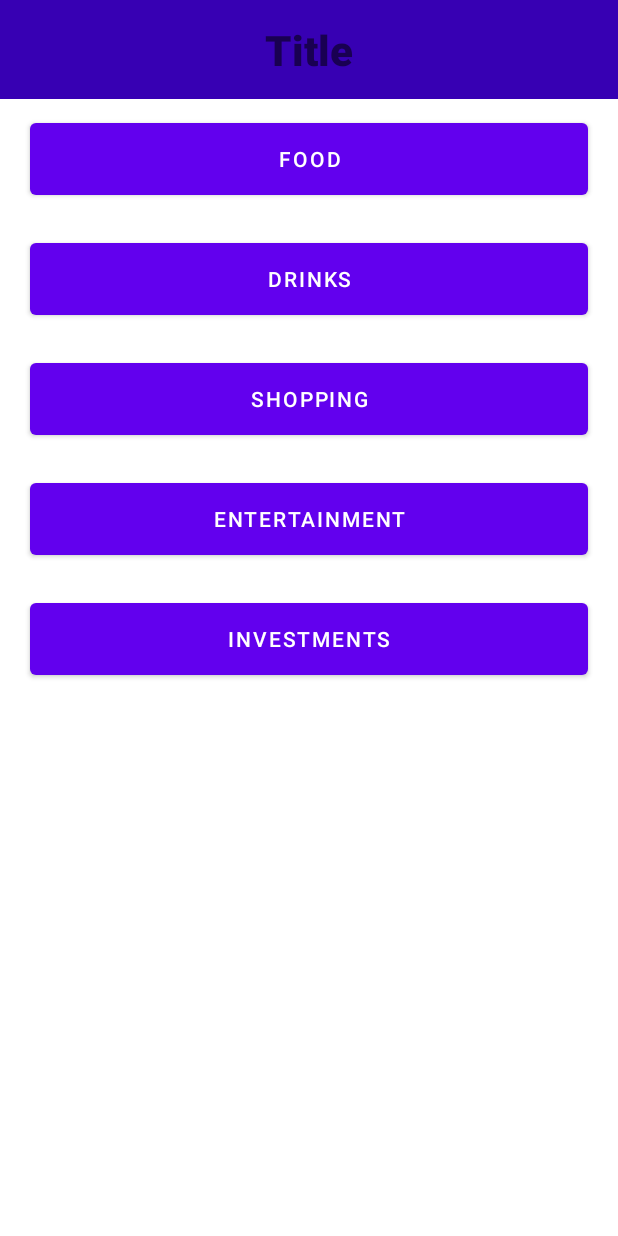
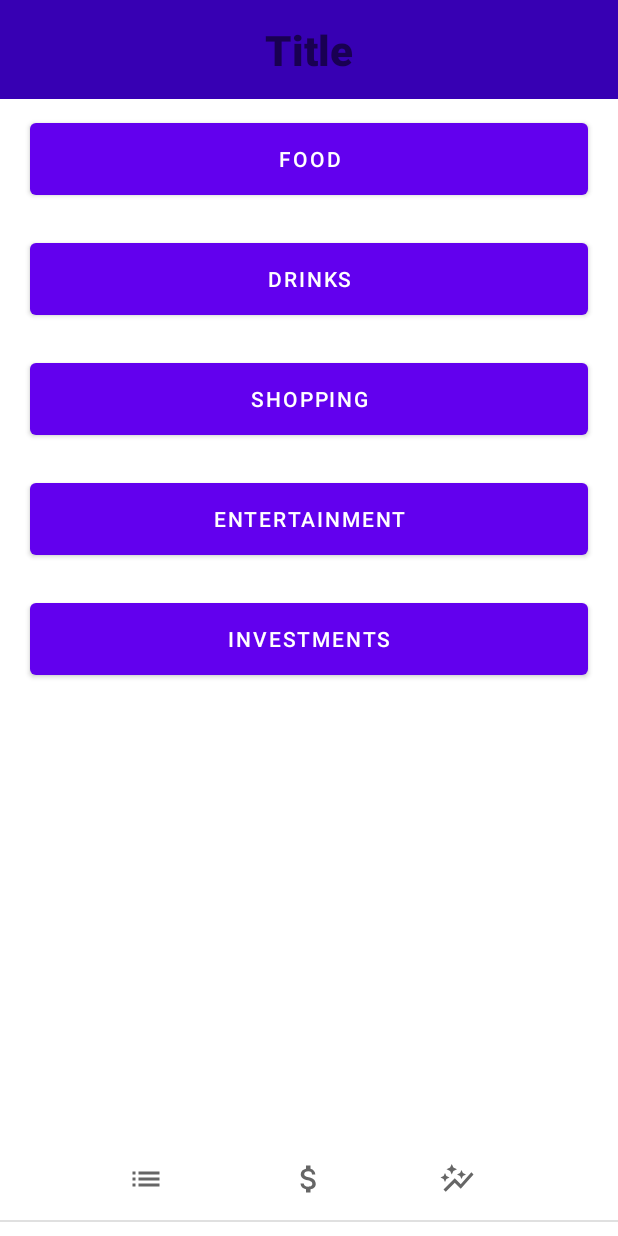
Before and after one commit to acmauth/MobileDevelopment-ExpensesTracker, an Android app: the layout categories_activity.xml on its own in the app's theme, with its tools: preview values and no code run, on a phone screen of 412 x 824 dp. Run offline under Robolectric (Android 15) with nearby library versions, the phone set to English and light mode, and no system bars.

Commit message:
Προσθεσα ~το bottom_menu_bar.xml ~CategoriesActivity που χρησιμοποιει το categories_activity.xml ~TotalSpentActivity που χρησιμοποιει το total_spent_activity.xml
Το αριστερο κουμπι "categories_button" ανοιγει το "Categories_activity"
Το μεσαιο κουμπι "money_spent_button" ανοιγει το "TotalSpentActivity"
Το δεξι κουμπι "graph_button" προς το παρον δε κανει τιποτα,θα ανοιγει το "GraphActivity"

Στα δυο activities που προσθεσα εβαλα τον κωδικα για να αλλαζουν τα activities

~οι εικονες στα κουμπια μπορουν,και καλο θα ηταν να αλλαξουν :P

```diff
--- a/ExpensesTracker/app/src/main/AndroidManifest.xml
+++ b/ExpensesTracker/app/src/main/AndroidManifest.xml
@@ -9,6 +9,8 @@
         android:roundIcon="@mipmap/ic_launcher_round"
         android:supportsRtl="true"
         android:theme="@style/Theme.ExpensesTracker">
+        <activity android:name=".TotalSpentActivity"></activity>
+        <activity android:name=".CategoriesActivity" />
         <activity android:name=".MainActivity">
             <intent-filter>
                 <action android:name="android.intent.action.MAIN" />
--- /dev/null
+++ b/ExpensesTracker/app/src/main/java/com/example/expensestracker/CategoriesActivity.java
@@ -0,0 +1,49 @@
+package com.example.expensestracker;
+
+import androidx.appcompat.app.AppCompatActivity;
+
+import android.content.Intent;
+import android.os.Bundle;
+import android.view.View;
+import android.widget.ImageButton;
+
+public class CategoriesActivity extends AppCompatActivity {
+
+    @Override
+    protected void onCreate(Bundle savedInstanceState) {
+        super.onCreate(savedInstanceState);
+        setContentView(R.layout.categories_activity);
+
+        View bottom_menu=findViewById(R.id.bottom_menu_bar);
+
+        ImageButton categoriesButton=bottom_menu.findViewById(R.id.categories_button);
+        ImageButton moneySpentButton=bottom_menu.findViewById(R.id.money_spent_button);
+        ImageButton graphButton=bottom_menu.findViewById(R.id.graph_button);
+
+        categoriesButton.setOnClickListener(new View.OnClickListener() {
+            @Override
+            public void onClick(View v) {
+                //doNothing
+
+            }
+        });
+
+        moneySpentButton.setOnClickListener(new View.OnClickListener() {
+            @Override
+            public void onClick(View v) {
+                Intent intent=new Intent(getApplicationContext(),TotalSpentActivity.class);
+                startActivity(intent);
+
+            }
+        });
+
+        graphButton.setOnClickListener(new View.OnClickListener() {
+            @Override
+            public void onClick(View v) {
+                //TODO add graph activity
+                //Intent intent=new Intent(getApplicationContext(),GraphActivity.class);
+                //startActivity(intent);
+            }
+        });
+    }
+}
--- a/ExpensesTracker/app/src/main/java/com/example/expensestracker/MainActivity.java
+++ b/ExpensesTracker/app/src/main/java/com/example/expensestracker/MainActivity.java
@@ -2,6 +2,7 @@ package com.example.expensestracker;
 
 import androidx.appcompat.app.AppCompatActivity;
 
+import android.content.Intent;
 import android.os.Bundle;
 
 public class MainActivity extends AppCompatActivity {
--- /dev/null
+++ b/ExpensesTracker/app/src/main/java/com/example/expensestracker/TotalSpentActivity.java
@@ -0,0 +1,48 @@
+package com.example.expensestracker;
+
+import androidx.appcompat.app.AppCompatActivity;
+
+import android.content.Intent;
+import android.os.Bundle;
+import android.view.View;
+import android.widget.ImageButton;
+
+public class TotalSpentActivity extends AppCompatActivity {
+
+    @Override
+    protected void onCreate(Bundle savedInstanceState) {
+        super.onCreate(savedInstanceState);
+        setContentView(R.layout.total_spent_activity);
+
+        View bottom_menu=findViewById(R.id.bottom_menu_bar);
+
+        ImageButton categoriesButton=bottom_menu.findViewById(R.id.categories_button);
+        ImageButton moneySpentButton=bottom_menu.findViewById(R.id.money_spent_button);
+        ImageButton graphButton=bottom_menu.findViewById(R.id.graph_button);
+
+        categoriesButton.setOnClickListener(new View.OnClickListener() {
+            @Override
+            public void onClick(View v) {
+                Intent intent=new Intent(getApplicationContext(),CategoriesActivity.class);
+                startActivity(intent);
+            }
+        });
+
+        moneySpentButton.setOnClickListener(new View.OnClickListener() {
+            @Override
+            public void onClick(View v) {
+               //doNothing
+
+            }
+        });
+
+        graphButton.setOnClickListener(new View.OnClickListener() {
+            @Override
+            public void onClick(View v) {
+                //TODO add graph activity
+                //Intent intent=new Intent(getApplicationContext(),GraphActivity.class);
+                //startActivity(intent);
+            }
+        });
+    }
+}
--- /dev/null
+++ b/ExpensesTracker/app/src/main/res/drawable/ic_categories.xml
@@ -0,0 +1,11 @@
+<vector xmlns:android="http://schemas.android.com/apk/res/android"
+    android:width="24dp"
+    android:height="24dp"
+    android:viewportWidth="24"
+    android:viewportHeight="24"
+    android:tint="?attr/colorControlNormal"
+    android:autoMirrored="true">
+  <path
+      android:fillColor="@android:color/white"
+      android:pathData="M3,13h2v-2L3,11v2zM3,17h2v-2L3,15v2zM3,9h2L5,7L3,7v2zM7,13h14v-2L7,11v2zM7,17h14v-2L7,15v2zM7,7v2h14L21,7L7,7z"/>
+</vector>
--- /dev/null
+++ b/ExpensesTracker/app/src/main/res/drawable/ic_graph.xml
@@ -0,0 +1,10 @@
+<vector xmlns:android="http://schemas.android.com/apk/res/android"
+    android:width="24dp"
+    android:height="24dp"
+    android:viewportWidth="24"
+    android:viewportHeight="24"
+    android:tint="?attr/colorControlNormal">
+  <path
+      android:fillColor="@android:color/white"
+      android:pathData="M14.06,9.94L12,9l2.06,-0.94L15,6l0.94,2.06L18,9l-2.06,0.94L15,12L14.06,9.94zM4,14l0.94,-2.06L7,11l-2.06,-0.94L4,8l-0.94,2.06L1,11l2.06,0.94L4,14zM8.5,9l1.09,-2.41L12,5.5L9.59,4.41L8.5,2L7.41,4.41L5,5.5l2.41,1.09L8.5,9zM4.5,20.5l6,-6.01l4,4L23,8.93l-1.41,-1.41l-7.09,7.97l-4,-4L3,19L4.5,20.5z"/>
+</vector>
--- /dev/null
+++ b/ExpensesTracker/app/src/main/res/drawable/ic_money.xml
@@ -0,0 +1,10 @@
+<vector xmlns:android="http://schemas.android.com/apk/res/android"
+    android:width="24dp"
+    android:height="24dp"
+    android:viewportWidth="24"
+    android:viewportHeight="24"
+    android:tint="?attr/colorControlNormal">
+  <path
+      android:fillColor="@android:color/white"
+      android:pathData="M11.8,10.9c-2.27,-0.59 -3,-1.2 -3,-2.15 0,-1.09 1.01,-1.85 2.7,-1.85 1.78,0 2.44,0.85 2.5,2.1h2.21c-0.07,-1.72 -1.12,-3.3 -3.21,-3.81V3h-3v2.16c-1.94,0.42 -3.5,1.68 -3.5,3.61 0,2.31 1.91,3.46 4.7,4.13 2.5,0.6 3,1.48 3,2.41 0,0.69 -0.49,1.79 -2.7,1.79 -2.06,0 -2.87,-0.92 -2.98,-2.1h-2.2c0.12,2.19 1.76,3.42 3.68,3.83V21h3v-2.15c1.95,-0.37 3.5,-1.5 3.5,-3.55 0,-2.84 -2.43,-3.81 -4.7,-4.4z"/>
+</vector>
--- /dev/null
+++ b/ExpensesTracker/app/src/main/res/layout/bottom_menu_bar.xml
@@ -0,0 +1,64 @@
+<?xml version="1.0" encoding="utf-8"?>
+<androidx.constraintlayout.widget.ConstraintLayout xmlns:android="http://schemas.android.com/apk/res/android"
+    android:layout_width="match_parent"
+    android:layout_height="match_parent"
+    xmlns:app="http://schemas.android.com/apk/res-auto"
+    android:id="@+id/bottom_menu_bar">
+
+
+
+    <View
+        android:id="@+id/divider"
+        android:layout_width="match_parent"
+        android:layout_height="1dp"
+        android:background="?android:attr/listDivider"
+        app:layout_constraintBottom_toBottomOf="parent"
+        app:layout_constraintStart_toStartOf="parent"
+        app:layout_constraintTop_toTopOf="parent"
+        app:layout_constraintVertical_bias="0.9" />
+
+
+
+    <ImageButton
+        android:id="@+id/categories_button"
+        android:contentDescription="CategoriesIcon"
+        android:layout_width="80dp"
+        android:layout_height="72dp"
+        android:layout_marginStart="28dp"
+        android:background="@null"
+        android:src="@drawable/ic_categories"
+        app:layout_constraintBottom_toBottomOf="parent"
+        app:layout_constraintEnd_toStartOf="@+id/money_spent_button"
+        app:layout_constraintHorizontal_bias="0.500"
+        app:layout_constraintStart_toStartOf="parent"
+        app:layout_constraintTop_toTopOf="parent"
+        app:layout_constraintVertical_bias="0.996" />
+
+    <ImageButton
+
+        android:id="@+id/money_spent_button"
+        android:contentDescription="MoneySpent Icon"
+        android:layout_width="80dp"
+        android:layout_height="72dp"
+        android:background="@null"
+        android:src="@drawable/ic_money"
+        app:layout_constraintBottom_toBottomOf="parent"
+        app:layout_constraintEnd_toEndOf="parent"
+        app:layout_constraintStart_toStartOf="parent" />
+
+
+    <ImageButton
+        android:id="@+id/graph_button"
+        android:layout_width="80dp"
+        android:contentDescription="graph Icon"
+        android:layout_height="72dp"
+        android:layout_marginEnd="40dp"
+        android:background="@null"
+        android:src="@drawable/ic_graph"
+        app:layout_constraintBottom_toBottomOf="parent"
+        app:layout_constraintEnd_toEndOf="parent"
+        app:layout_constraintHorizontal_bias="0.411"
+        app:layout_constraintStart_toEndOf="@+id/money_spent_button"
+        app:layout_constraintTop_toTopOf="parent"
+        app:layout_constraintVertical_bias="1.0" />
+</androidx.constraintlayout.widget.ConstraintLayout>
--- a/ExpensesTracker/app/src/main/res/layout/categories_activity.xml
+++ b/ExpensesTracker/app/src/main/res/layout/categories_activity.xml
@@ -29,4 +29,15 @@
         app:layout_constraintStart_toStartOf="parent"
         app:layout_constraintTop_toBottomOf="@+id/include3" />
 
+    <include
+        layout="@layout/bottom_menu_bar"
+        android:layout_width="wrap_content"
+        android:layout_height="wrap_content"
+        app:layout_constraintBottom_toBottomOf="parent"
+        app:layout_constraintEnd_toEndOf="parent"
+        app:layout_constraintHorizontal_bias="1.0"
+        app:layout_constraintStart_toStartOf="parent"
+        app:layout_constraintTop_toTopOf="parent"
+        app:layout_constraintVertical_bias="0.997" />
+
 </androidx.constraintlayout.widget.ConstraintLayout>
--- a/ExpensesTracker/app/src/main/res/layout/total_spent_activity.xml
+++ b/ExpensesTracker/app/src/main/res/layout/total_spent_activity.xml
@@ -23,11 +23,15 @@
             <include
                 layout="@layout/total_spent"
                 android:layout_width="match_parent"
-                android:layout_height="wrap_content" />
+                android:layout_height="703dp" />
 
         </LinearLayout>
     </ScrollView>
 
+    <include
+        layout="@layout/bottom_menu_bar"
+        android:layout_width="match_parent"
+        android:layout_height="wrap_content" />
 
 
 </LinearLayout>
```
